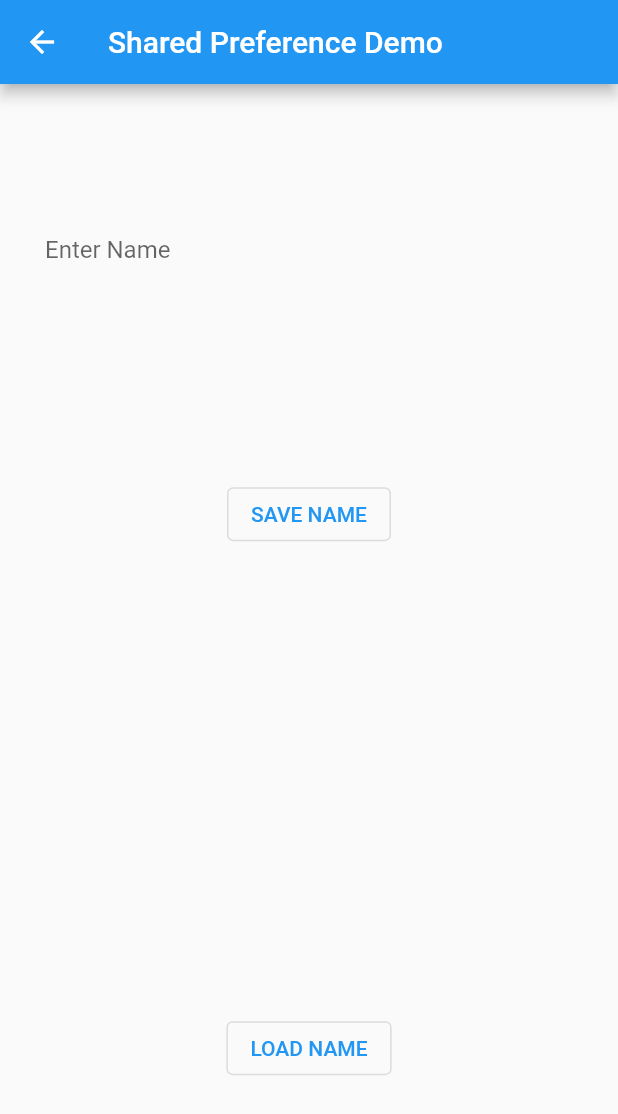
After one commit to chowdhuryrahulc/Shared-Preferences, a Flutter app: the SharedPreferenceDemo screen opened directly, after a tap on "LOAD NAME", on a phone screen of 412 x 824 dp. The commit adds this screen. Shown: the top 1114 px of the screen. Run offline on Flutter 3.47's test engine with Material 2 defaults, Android fonts, the phone set to English and light mode, and no system bars; our stand-ins replace google_sign_in, shared_preferences; accounts and stored records are empty.

Commit message:
Trying for Flashcards drawer problem

```diff
--- a/sp/lib/dashboard.dart
+++ b/sp/lib/Google_Shared_Preference/dashboard.dart
@@ -1,7 +1,7 @@
 import 'package:flutter/cupertino.dart';
 import 'package:flutter/material.dart';
-import 'package:sp/myloginpage.dart';
-import 'main.dart';
+import 'package:sp/Google_Shared_Preference/myloginpage.dart';
+import '../main.dart';
 import 'package:shared_preferences/shared_preferences.dart';
 
 // class MainPage extends StatelessWidget {
--- a/sp/lib/google.dart
+++ b/sp/lib/Google_Shared_Preference/google.dart
@@ -1,7 +1,7 @@
 import 'package:flutter/material.dart';
 import 'package:google_sign_in/google_sign_in.dart';
 import 'package:shared_preferences/shared_preferences.dart';
-import 'package:sp/dashboard.dart';
+import 'package:sp/Google_Shared_Preference/dashboard.dart';
 
 GoogleSignInAccount? A;
 GoogleSignIn sign = GoogleSignIn();
--- a/sp/lib/myloginpage.dart
+++ b/sp/lib/Google_Shared_Preference/myloginpage.dart
@@ -1,6 +1,6 @@
 import 'package:flutter/material.dart';
 import 'package:shared_preferences/shared_preferences.dart';
-import 'package:sp/dashboard.dart';
+import 'package:sp/Google_Shared_Preference/dashboard.dart';
 
 class MyLoginPage extends StatefulWidget {
   @override
--- /dev/null
+++ b/sp/lib/HomePage.dart
@@ -0,0 +1,92 @@
+import 'package:flutter/material.dart';
+import 'package:shared_preferences/shared_preferences.dart';
+import 'package:flutter/services.dart';
+
+class SharedPreferenceDemo extends StatefulWidget {
+  SharedPreferenceDemo() : super();
+
+  final String title = "Shared Preference Demo";
+
+  @override
+  SharedPreferenceDemoState createState() => SharedPreferenceDemoState();
+}
+
+class SharedPreferenceDemoState extends State<SharedPreferenceDemo> {
+  //
+  String data = "";
+  String nameKey = "_key_name";
+  TextEditingController controller = TextEditingController();
+
+  @override
+  void initState() {
+    super.initState();
+    // const MethodChannel('plugins.flutter.io/shared_preferences')
+    //     .setMockMethodCallHandler(
+    //   (MethodCall methodcall) async {
+    //     if (methodcall.method == 'getAll') {
+    //       return {"flutter." + nameKey: "[ No Name Saved ]"};
+    //     }
+    //     return null;
+    //   },
+    // );
+    // setData();
+  }
+
+  Future<bool> saveData() async {
+    SharedPreferences preferences = await SharedPreferences.getInstance();
+    return await preferences.setString(nameKey, controller.text);
+  }
+
+  // USER PRESSES LOADNAME, goes to setData which calls loadData(Future Function).
+  // But this works in onPressed. Wont work in drawer problem.
+  Future<String?> loadData() async {
+    SharedPreferences preferences = await SharedPreferences.getInstance();
+    return preferences.getString(nameKey);
+  }
+
+  setData() {
+    loadData().then((value) {
+      setState(() {
+        data = value ?? '';
+      });
+    });
+  }
+
+  @override
+  Widget build(BuildContext context) {
+    return Scaffold(
+      appBar: AppBar(
+        title: Text(widget.title),
+      ),
+      body: Container(
+        alignment: Alignment.center,
+        padding: EdgeInsets.all(30.0),
+        child: Column(
+          mainAxisAlignment: MainAxisAlignment.spaceAround,
+          children: <Widget>[
+            TextField(
+              controller: controller,
+              decoration: InputDecoration.collapsed(hintText: "Enter Name"),
+            ),
+            OutlinedButton(
+              child: Text("SAVE NAME"),
+              onPressed: () {
+                saveData();
+              },
+            ),
+            Text(
+              data,
+              style: TextStyle(fontSize: 20),
+            ),
+            OutlinedButton(
+              child: Text("LOAD NAME"),
+              onPressed: () {
+                setData();
+              },
+            ),
+          ],
+        ),
+      ),
+    );
+  }
+}
--- a/sp/lib/main.dart
+++ b/sp/lib/main.dart
@@ -1,8 +1,5 @@
 import 'package:flutter/material.dart';
-import 'package:shared_preferences/shared_preferences.dart';
-import 'package:sp/google.dart';
-import 'package:sp/myloginpage.dart';
-import 'package:sp/dashboard.dart';
+import 'package:sp/Google_Shared_Preference/google.dart';
 
 // import 'mainPage.dart';
 void main() => runApp(MyApp());
```
